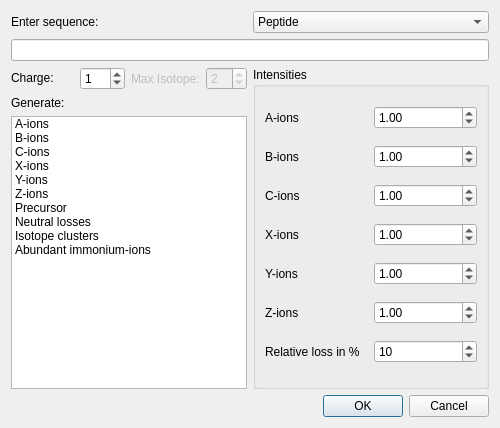
Old version of the form src/openms_gui/source/VISUAL/DIALOGS/TheoreticalSpectrumGenerationDialog.ui in the repository OpenMS/OpenMS-TOPP-GUI.
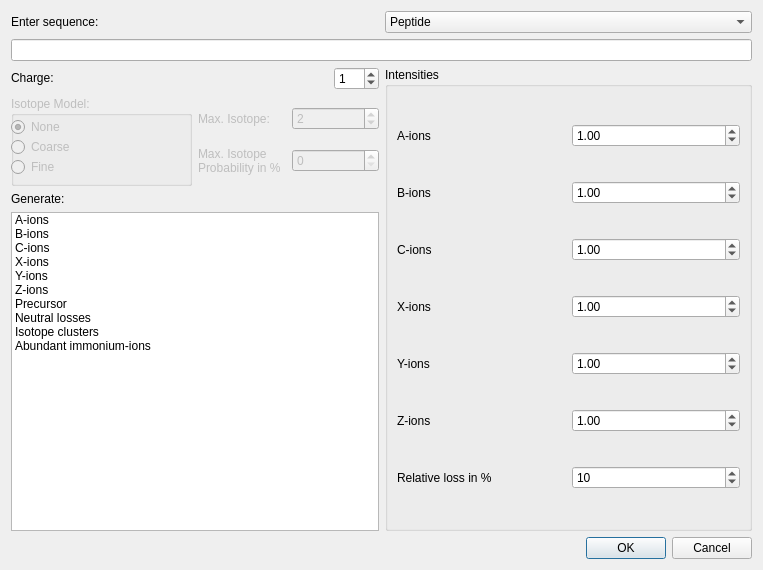
New version of the form.

Commit message: new interface for isotopes, only gui

The edit to the form file:
```diff
--- a/src/openms_gui/source/VISUAL/DIALOGS/TheoreticalSpectrumGenerationDialog.ui
+++ b/src/openms_gui/source/VISUAL/DIALOGS/TheoreticalSpectrumGenerationDialog.ui
@@ -6,8 +6,8 @@
    <rect>
     <x>0</x>
     <y>0</y>
-    <width>500</width>
-    <height>428</height>
+    <width>763</width>
+    <height>570</height>
    </rect>
   </property>
   <property name="windowTitle">
@@ -58,9 +58,12 @@
      <item>
       <layout class="QVBoxLayout" name="verticalLayout_4">
        <item>
-        <layout class="QHBoxLayout" name="horizontalLayout_10">
+        <layout class="QFormLayout" name="formLayout"/>
+       </item>
          <item>
-          <layout class="QHBoxLayout" name="horizontalLayout">
+        <layout class="QVBoxLayout" name="verticalLayout_8">
+         <item>
+          <layout class="QHBoxLayout" name="horizontalLayout_14">
            <item>
             <widget class="QLabel" name="spin_label">
              <property name="sizePolicy">
@@ -93,7 +96,69 @@
           </layout>
          </item>
          <item>
-          <layout class="QHBoxLayout" name="horizontalLayout_2">
+          <layout class="QHBoxLayout" name="horizontalLayout_15">
+           <item>
+            <widget class="QGroupBox" name="isotope_model">
+             <property name="enabled">
+              <bool>false</bool>
+             </property>
+             <property name="minimumSize">
+              <size>
+               <width>0</width>
+               <height>90</height>
+              </size>
+             </property>
+             <property name="title">
+              <string>Isotope Model:</string>
+             </property>
+             <widget class="QRadioButton" name="model_none">
+              <property name="geometry">
+               <rect>
+                <x>0</x>
+                <y>20</y>
+                <width>91</width>
+                <height>22</height>
+               </rect>
+              </property>
+              <property name="text">
+               <string>None</string>
+              </property>
+              <property name="checked">
+               <bool>true</bool>
+              </property>
+             </widget>
+             <widget class="QRadioButton" name="model_coarse">
+              <property name="geometry">
+               <rect>
+                <x>0</x>
+                <y>40</y>
+                <width>91</width>
+                <height>22</height>
+               </rect>
+              </property>
+              <property name="text">
+               <string>Coarse</string>
+              </property>
+             </widget>
+             <widget class="QRadioButton" name="model_fine">
+              <property name="geometry">
+               <rect>
+                <x>0</x>
+                <y>60</y>
+                <width>91</width>
+                <height>22</height>
+               </rect>
+              </property>
+              <property name="text">
+               <string>Fine</string>
+              </property>
+             </widget>
+            </widget>
+           </item>
+           <item>
+            <layout class="QVBoxLayout" name="verticalLayout_9">
+             <item>
+              <layout class="QHBoxLayout" name="horizontalLayout_16">
            <item>
             <widget class="QLabel" name="max_iso_label">
              <property name="enabled">
@@ -109,7 +174,7 @@
               <string>Defines the maximal isotopic peak which is added</string>
              </property>
              <property name="text">
-              <string>Max Isotope:</string>
+                  <string>Max. Isotope:</string>
              </property>
             </widget>
            </item>
@@ -122,6 +187,35 @@
               <number>2</number>
              </property>
             </widget>
+               </item>
+              </layout>
+             </item>
+             <item>
+              <layout class="QHBoxLayout" name="horizontalLayout_17">
+               <item>
+                <widget class="QLabel" name="max_iso_prob_label">
+                 <property name="enabled">
+                  <bool>false</bool>
+                 </property>
+                 <property name="text">
+                  <string>Max. Isotope
+Probability in %</string>
+                 </property>
+                </widget>
+               </item>
+               <item>
+                <widget class="QSpinBox" name="max_iso_prob_spinbox">
+                 <property name="enabled">
+                  <bool>false</bool>
+                 </property>
+                 <property name="readOnly">
+                  <bool>false</bool>
+                 </property>
+                </widget>
+               </item>
+              </layout>
+             </item>
+            </layout>
            </item>
           </layout>
          </item>
```
Lines whose indentation alone changed are shown as unchanged.
